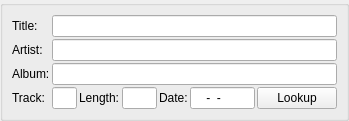
Qt form ui/metadata.ui (metabrainz/picard) before a commit.
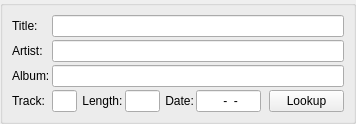
The same form after that commit.

Commit message: Make the metadata boxes look much better with the new blown up cover_art_box.

```diff
--- a/ui/metadata.ui
+++ b/ui/metadata.ui
@@ -3,70 +3,45 @@
  <comment></comment>
  <exportmacro></exportmacro>
  <class>Form</class>
- <widget class="QGroupBox" name="Form" >
-  <property name="geometry" >
+ <widget class="QGroupBox" name="Form">
+  <property name="geometry">
    <rect>
     <x>0</x>
     <y>0</y>
-    <width>331</width>
-    <height>117</height>
+    <width>343</width>
+    <height>120</height>
    </rect>
   </property>
-  <property name="title" >
+  <property name="sizePolicy">
+   <sizepolicy hsizetype="Expanding" vsizetype="Expanding">
+    <horstretch>0</horstretch>
+    <verstretch>0</verstretch>
+   </sizepolicy>
+  </property>
+  <property name="title">
    <string/>
   </property>
-  <layout class="QVBoxLayout" >
-   <property name="margin" >
-    <number>9</number>
-   </property>
-   <property name="spacing" >
+  <layout class="QVBoxLayout">
+   <property name="spacing">
     <number>6</number>
    </property>
+   <property name="margin">
+    <number>9</number>
+   </property>
    <item>
-    <layout class="QGridLayout" >
-     <property name="margin" >
-      <number>0</number>
-     </property>
-     <property name="spacing" >
+    <layout class="QGridLayout">
+     <property name="horizontalSpacing">
       <number>2</number>
      </property>
-     <item row="0" column="1" colspan="6" >
-      <widget class="QLineEdit" name="title" />
-     </item>
-     <item row="3" column="6" >
-      <widget class="QPushButton" name="lookup" >
-       <property name="text" >
-        <string>Lookup</string>
-       </property>
-      </widget>
-     </item>
-     <item row="1" column="1" colspan="6" >
-      <widget class="QLineEdit" name="artist" />
-     </item>
-     <item row="3" column="3" >
-      <widget class="QLineEdit" name="length" >
-       <property name="sizePolicy" >
-        <sizepolicy>
-         <hsizetype>7</hsizetype>
-         <vsizetype>0</vsizetype>
-         <horstretch>2</horstretch>
-         <verstretch>0</verstretch>
-        </sizepolicy>
-       </property>
-       <property name="minimumSize" >
-        <size>
-         <width>35</width>
-         <height>0</height>
-        </size>
-       </property>
-       <property name="readOnly" >
-        <bool>true</bool>
-       </property>
-      </widget>
-     </item>
-     <item row="0" column="0" >
-      <widget class="QLabel" name="label" >
-       <property name="text" >
+     <property name="verticalSpacing">
+      <number>3</number>
+     </property>
+     <property name="margin">
+      <number>0</number>
+     </property>
+     <item row="0" column="0">
+      <widget class="QLabel" name="label">
+       <property name="text">
         <string>Title:</string>
        </property>
        <property name="buddy" >
@@ -74,15 +49,8 @@
        </property>
       </widget>
      </item>
-     <item row="3" column="4" >
-      <widget class="QLabel" name="label_6" >
-       <property name="text" >
-        <string>Date:</string>
-       </property>
-       <property name="buddy" >
-        <cstring>date</cstring>
-       </property>
-      </widget>
+     <item row="0" column="1" colspan="7">
+      <widget class="QLineEdit" name="title"/>
      </item>
      <item row="1" column="0" >
       <widget class="QLabel" name="label_2" >
@@ -94,30 +62,25 @@
        </property>
       </widget>
      </item>
-     <item row="2" column="1" colspan="6" >
-      <widget class="QLineEdit" name="album" />
+     <item row="1" column="1" colspan="7">
+      <widget class="QLineEdit" name="artist"/>
      </item>
-     <item row="3" column="1" >
-      <widget class="QLineEdit" name="tracknumber" >
-       <property name="sizePolicy" >
-        <sizepolicy>
-         <hsizetype>7</hsizetype>
-         <vsizetype>0</vsizetype>
-         <horstretch>2</horstretch>
-         <verstretch>0</verstretch>
-        </sizepolicy>
+     <item row="2" column="0">
+      <widget class="QLabel" name="label_3">
+       <property name="text">
+        <string>Album:</string>
        </property>
-       <property name="minimumSize" >
-        <size>
-         <width>25</width>
-         <height>0</height>
-        </size>
+       <property name="buddy">
+        <cstring>album</cstring>
        </property>
       </widget>
      </item>
-     <item row="3" column="0" >
-      <widget class="QLabel" name="label_4" >
-       <property name="text" >
+     <item row="2" column="1" colspan="7">
+      <widget class="QLineEdit" name="album"/>
+     </item>
+     <item row="3" column="0">
+      <widget class="QLabel" name="label_4">
+       <property name="text">
         <string>Track:</string>
        </property>
        <property name="buddy" >
@@ -125,12 +88,74 @@
        </property>
       </widget>
      </item>
-     <item row="3" column="5" >
-      <widget class="QLineEdit" name="date" >
-       <property name="sizePolicy" >
-        <sizepolicy>
-         <hsizetype>7</hsizetype>
-         <vsizetype>0</vsizetype>
+     <item row="3" column="1">
+      <widget class="QLineEdit" name="tracknumber">
+       <property name="sizePolicy">
+        <sizepolicy hsizetype="MinimumExpanding" vsizetype="Fixed">
+         <horstretch>1</horstretch>
+         <verstretch>0</verstretch>
+        </sizepolicy>
+       </property>
+       <property name="minimumSize">
+        <size>
+         <width>25</width>
+         <height>0</height>
+        </size>
+       </property>
+       <property name="alignment">
+        <set>Qt::AlignRight|Qt::AlignTrailing|Qt::AlignVCenter</set>
+       </property>
+      </widget>
+     </item>
+     <item row="3" column="2">
+      <widget class="QLabel" name="label_5">
+       <property name="text">
+        <string> Length:</string>
+       </property>
+       <property name="buddy">
+        <cstring>length</cstring>
+       </property>
+      </widget>
+     </item>
+     <item row="3" column="3">
+      <widget class="QLineEdit" name="length">
+       <property name="sizePolicy">
+        <sizepolicy hsizetype="MinimumExpanding" vsizetype="Fixed">
+         <horstretch>3</horstretch>
+         <verstretch>0</verstretch>
+        </sizepolicy>
+       </property>
+       <property name="minimumSize">
+        <size>
+         <width>35</width>
+         <height>0</height>
+        </size>
+       </property>
+       <property name="inputMask">
+        <string/>
+       </property>
+       <property name="alignment">
+        <set>Qt::AlignCenter</set>
+       </property>
+       <property name="readOnly">
+        <bool>true</bool>
+       </property>
+      </widget>
+     </item>
+     <item row="3" column="4">
+      <widget class="QLabel" name="label_6">
+       <property name="text">
+        <string> Date:</string>
+       </property>
+       <property name="buddy">
+        <cstring>date</cstring>
+       </property>
+      </widget>
+     </item>
+     <item row="3" column="5">
+      <widget class="QLineEdit" name="date">
+       <property name="sizePolicy">
+        <sizepolicy hsizetype="MinimumExpanding" vsizetype="Fixed">
          <horstretch>5</horstretch>
          <verstretch>0</verstretch>
         </sizepolicy>
@@ -144,25 +169,43 @@
        <property name="inputMask" >
         <string>0000-00-00; </string>
        </property>
+       <property name="alignment">
+        <set>Qt::AlignCenter</set>
+       </property>
       </widget>
      </item>
-     <item row="3" column="2" >
-      <widget class="QLabel" name="label_5" >
-       <property name="text" >
-        <string>Length:</string>
+     <item row="3" column="6">
+      <spacer name="horizontalSpacer">
+       <property name="orientation">
+        <enum>Qt::Horizontal</enum>
        </property>
-       <property name="buddy" >
-        <cstring>length</cstring>
+       <property name="sizeType">
+        <enum>QSizePolicy::MinimumExpanding</enum>
        </property>
-      </widget>
+       <property name="sizeHint" stdset="0">
+        <size>
+         <width>4</width>
+         <height>20</height>
+        </size>
+       </property>
+      </spacer>
      </item>
-     <item row="2" column="0" >
-      <widget class="QLabel" name="label_3" >
-       <property name="text" >
-        <string>Album:</string>
+     <item row="3" column="7">
+      <widget class="QPushButton" name="lookup">
+       <property name="sizePolicy">
+        <sizepolicy hsizetype="Expanding" vsizetype="Preferred">
+         <horstretch>10</horstretch>
+         <verstretch>0</verstretch>
+        </sizepolicy>
        </property>
-       <property name="buddy" >
-        <cstring>album</cstring>
+       <property name="minimumSize">
+        <size>
+         <width>75</width>
+         <height>0</height>
+        </size>
+       </property>
+       <property name="text">
+        <string>Lookup</string>
        </property>
       </widget>
      </item>
```
Left out of the diff: 27 changed lines with no effect on the pictures. The commit also changes 1 other file.
